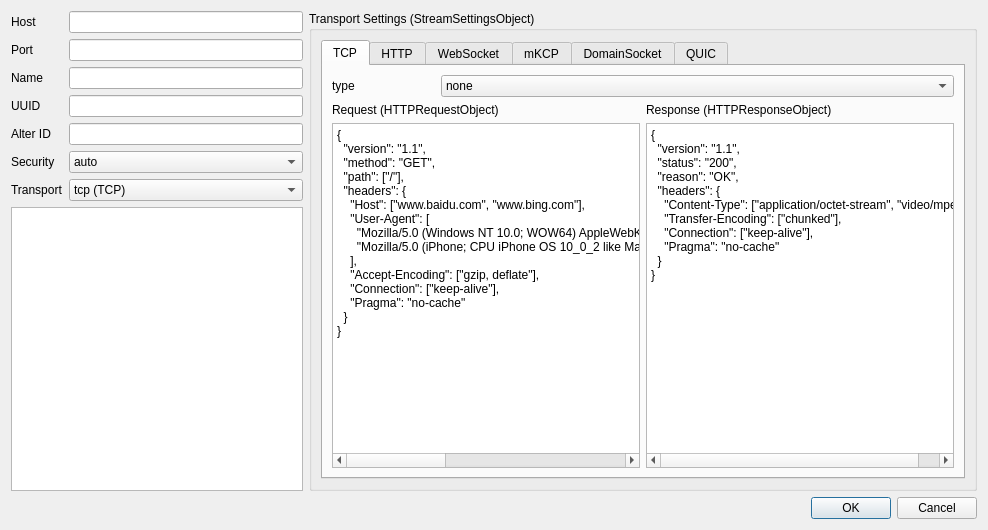
darsvador/qvssr, file src/ConnectionEditWindow.ui: the form before one commit.
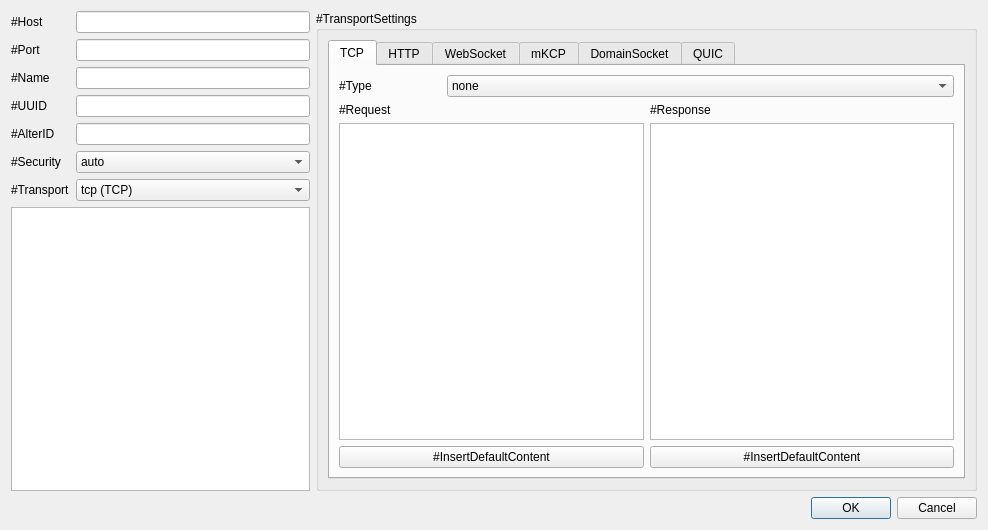
The form after the commit. The open tabs and pages were chosen to show the change.

What changed in the file:
```diff
--- a/src/ConnectionEditWindow.ui
+++ b/src/ConnectionEditWindow.ui
@@ -25,7 +25,7 @@
      <item row="0" column="0">
       <widget class="QLabel" name="ipLabel">
        <property name="text">
-        <string>Host</string>
+        <string>#Host</string>
        </property>
       </widget>
      </item>
@@ -39,7 +39,7 @@
      <item row="1" column="0">
       <widget class="QLabel" name="portLabel">
        <property name="text">
-        <string>Port</string>
+        <string>#Port</string>
        </property>
       </widget>
      </item>
@@ -53,7 +53,7 @@
      <item row="2" column="0">
       <widget class="QLabel" name="aliasLabel">
        <property name="text">
-        <string>Name</string>
+        <string>#Name</string>
        </property>
       </widget>
      </item>
@@ -70,7 +70,7 @@
      <item row="3" column="0">
       <widget class="QLabel" name="idLabel">
        <property name="text">
-        <string>UUID</string>
+        <string>#UUID</string>
        </property>
       </widget>
      </item>
@@ -87,7 +87,7 @@
      <item row="4" column="0">
       <widget class="QLabel" name="alterLabel">
        <property name="text">
-        <string>Alter ID</string>
+        <string>#AlterID</string>
        </property>
       </widget>
      </item>
@@ -101,7 +101,7 @@
      <item row="5" column="0">
       <widget class="QLabel" name="securityLabel">
        <property name="text">
-        <string>Security</string>
+        <string>#Security</string>
        </property>
       </widget>
      </item>
@@ -132,7 +132,7 @@
      <item row="6" column="0">
       <widget class="QLabel" name="transportLabel">
        <property name="text">
-        <string>Transport</string>
+        <string>#Transport</string>
        </property>
       </widget>
      </item>
@@ -178,7 +178,7 @@
       <enum>Qt::LeftToRight</enum>
      </property>
      <property name="title">
-      <string>Transport Settings (StreamSettingsObject)</string>
+      <string>#TransportSettings</string>
      </property>
      <layout class="QHBoxLayout" name="horizontalLayout">
       <item>
@@ -233,7 +233,7 @@
               <item row="0" column="0">
                <widget class="QLabel" name="label">
                 <property name="text">
-                 <string>type</string>
+                 <string>#Type</string>
                 </property>
                </widget>
               </item>
@@ -246,7 +246,7 @@
                 <item>
                  <widget class="QLabel" name="label_2">
                   <property name="text">
-                   <string>Request (HTTPRequestObject)</string>
+                   <string>#Request</string>
                   </property>
                  </widget>
                 </item>
@@ -256,28 +256,20 @@
                    <enum>QPlainTextEdit::NoWrap</enum>
                   </property>
                   <property name="plainText">
-                   <string>{
-  &quot;version&quot;: &quot;1.1&quot;,
-  &quot;method&quot;: &quot;GET&quot;,
-  &quot;path&quot;: [&quot;/&quot;],
-  &quot;headers&quot;: {
-    &quot;Host&quot;: [&quot;www.baidu.com&quot;, &quot;www.bing.com&quot;],
-    &quot;User-Agent&quot;: [
-      &quot;Mozilla/5.0 (Windows NT 10.0; WOW64) AppleWebKit/537.36 (KHTML, like Gecko) Chrome/53.0.2785.143 Safari/537.36&quot;,
-      &quot;Mozilla/5.0 (iPhone; CPU iPhone OS 10_0_2 like Mac OS X) AppleWebKit/601.1 (KHTML, like Gecko) CriOS/53.0.2785.109 Mobile/14A456 Safari/601.1.46&quot;
-    ],
-    &quot;Accept-Encoding&quot;: [&quot;gzip, deflate&quot;],
-    &quot;Connection&quot;: [&quot;keep-alive&quot;],
-    &quot;Pragma&quot;: &quot;no-cache&quot;
-  }
-}
-</string>
+                   <string/>
                   </property>
                   <property name="backgroundVisible">
                    <bool>false</bool>
                   </property>
                  </widget>
                 </item>
+                <item>
+                 <widget class="QPushButton" name="pushButton">
+                  <property name="text">
+                   <string>#InsertDefaultContent</string>
+                  </property>
+                 </widget>
+                </item>
                </layout>
               </item>
               <item>
@@ -285,7 +277,7 @@
                 <item>
                  <widget class="QLabel" name="label_3">
                   <property name="text">
-                   <string>Response (HTTPResponseObject)</string>
+                   <string>#Response</string>
                   </property>
                  </widget>
                 </item>
@@ -295,17 +287,14 @@
                    <enum>QPlainTextEdit::NoWrap</enum>
                   </property>
                   <property name="plainText">
-                   <string>{
-  &quot;version&quot;: &quot;1.1&quot;,
-  &quot;status&quot;: &quot;200&quot;,
-  &quot;reason&quot;: &quot;OK&quot;,
-  &quot;headers&quot;: {
-    &quot;Content-Type&quot;: [&quot;application/octet-stream&quot;, &quot;video/mpeg&quot;],
-    &quot;Transfer-Encoding&quot;: [&quot;chunked&quot;],
-    &quot;Connection&quot;: [&quot;keep-alive&quot;],
-    &quot;Pragma&quot;: &quot;no-cache&quot;
-  }
-}</string>
+                   <string/>
+                  </property>
+                 </widget>
+                </item>
+                <item>
+                 <widget class="QPushButton" name="pushButton_2">
+                  <property name="text">
+                   <string>#InsertDefaultContent</string>
                   </property>
                  </widget>
                 </item>
```
Left out of the diff: 131 changed lines with no effect on the pictures.
